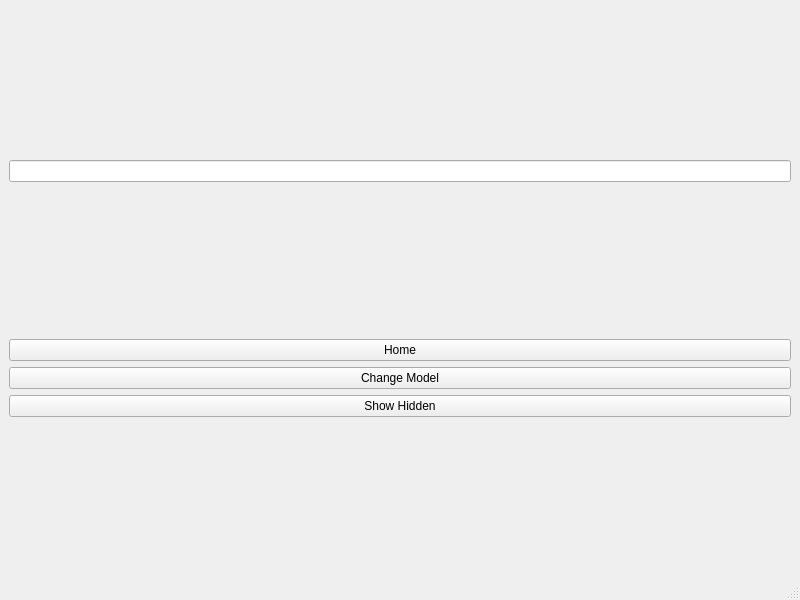
First picture: the form in interface/browser.ui, repository maxnet663/fs_browser, before the edit.
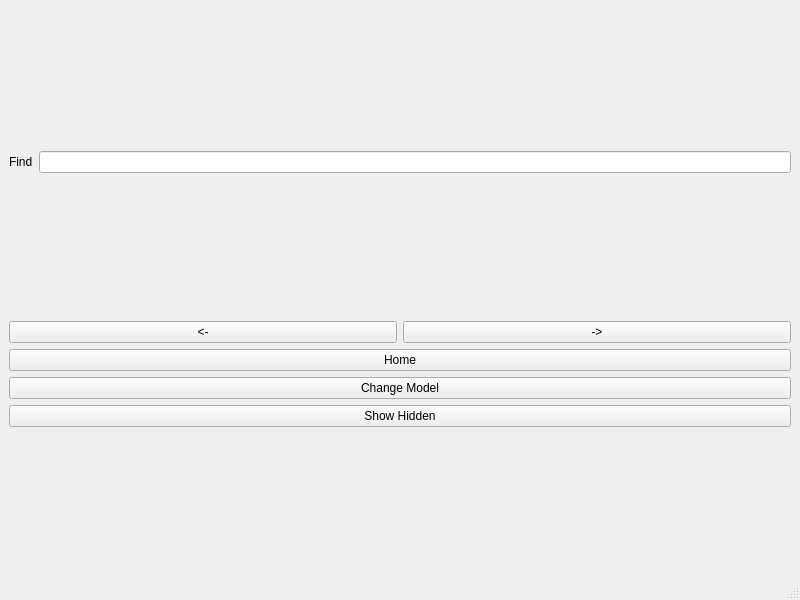
Second picture: the form after the edit.

```diff
--- a/interface/browser.ui
+++ b/interface/browser.ui
@@ -23,6 +23,13 @@
    <layout class="QGridLayout" name="gridLayout_">
     <item row="0" column="0">
      <layout class="QHBoxLayout" name="search_layout">
+      <item>
+       <widget class="QLabel" name="label">
+        <property name="text">
+         <string>Find</string>
+        </property>
+       </widget>
+      </item>
       <item>
        <widget class="QLineEdit" name="lineSearch">
         <property name="readOnly">
@@ -36,6 +43,24 @@
      <layout class="QHBoxLayout" name="browser_layout">
       <item>
        <layout class="QVBoxLayout" name="buttons_layout">
+        <item>
+         <layout class="QHBoxLayout" name="horizontalLayout">
+          <item>
+           <widget class="QPushButton" name="buttonBack">
+            <property name="text">
+             <string>&lt;-</string>
+            </property>
+           </widget>
+          </item>
+          <item>
+           <widget class="QPushButton" name="buttonForward">
+            <property name="text">
+             <string>-&gt;</string>
+            </property>
+           </widget>
+          </item>
+         </layout>
+        </item>
         <item>
          <widget class="QPushButton" name="buttonHome">
           <property name="text">
```
